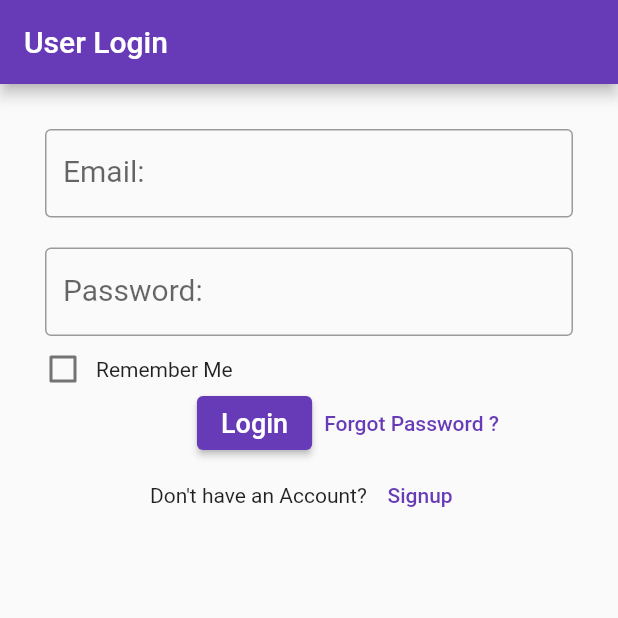
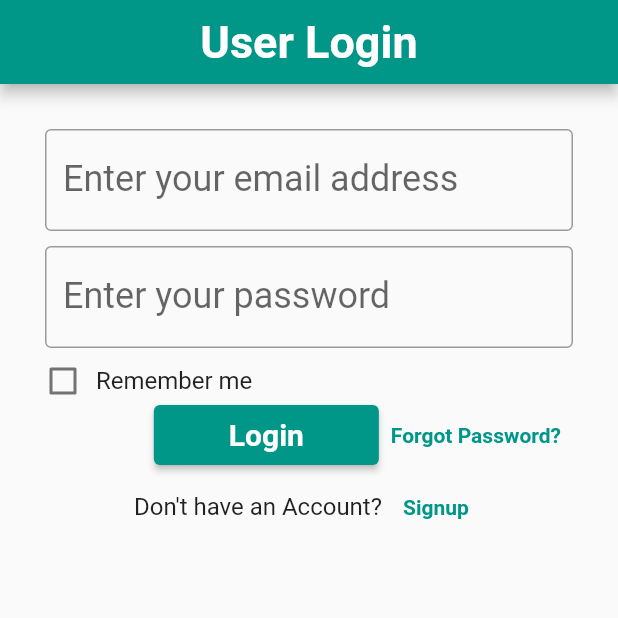
Before and after one commit to MuhammadBilalAkbar/flutter_secure_storage_plugin, a Flutter app: the screen it shows after launch, on a phone screen of 412 x 824 dp, the top half of it. Run offline on Flutter 3.47's test engine with Material 2 defaults, Android fonts, the light colour scheme and no system bars; our stand-ins replace firebase_auth, firebase_core, flutter_secure_storage; accounts and stored records are empty.

Commit message:
working accurately

```diff
--- /dev/null
+++ b/lib/check_status.dart
@@ -0,0 +1,41 @@
+import 'package:flutter/material.dart';
+import 'package:flutter_secure_storage/flutter_secure_storage.dart';
+
+import 'pages/login.dart';
+import 'pages/profile.dart';
+
+class CheckStatus extends StatefulWidget {
+  const CheckStatus({Key? key}) : super(key: key);
+
+  @override
+  CheckStatusState createState() => CheckStatusState();
+}
+
+class CheckStatusState extends State<CheckStatus> {
+  final storage = const FlutterSecureStorage();
+
+  Future<bool> checkLoginStatus() async {
+    final uid = await storage.read(key: 'uid');
+    debugPrint('CheckStatus => uid: $uid');
+    if (uid == null) {
+      debugPrint('CheckStatus => UID returned false');
+      return false;
+    }
+    debugPrint('CheckStatus => UID returned true');
+    return true;
+  }
+
+  @override
+  Widget build(BuildContext context) => FutureBuilder(
+        future: checkLoginStatus(),
+        builder: (context, snapshot) {
+          if (snapshot.data == false) {
+            return const Login();
+          }
+          if (snapshot.connectionState == ConnectionState.waiting) {
+            return const Center(child: CircularProgressIndicator());
+          }
+          return const Profile();
+        },
+      );
+}
--- a/lib/main.dart
+++ b/lib/main.dart
@@ -1,9 +1,7 @@
 import 'package:firebase_core/firebase_core.dart';
 import 'package:flutter/material.dart';
-import 'using_firebase/login.dart';
-import 'package:flutter_secure_storage/flutter_secure_storage.dart';
 
-import 'using_firebase/profile.dart';
+import 'check_status.dart';
 
 void main() {
   WidgetsFlutterBinding.ensureInitialized();
@@ -13,20 +11,11 @@ void main() {
 class MyApp extends StatelessWidget {
   MyApp({Key? key}) : super(key: key);
 
-  final _initialization = Firebase.initializeApp();
-  final _storage = const FlutterSecureStorage();
-
-  Future<bool> checkLoginStatus() async {
-    final value = await _storage.read(key: 'uid');
-    if (value == null) {
-      return false;
-    }
-    return true;
-  }
+  final initialization = Firebase.initializeApp();
 
   @override
   Widget build(BuildContext context) => FutureBuilder(
-        future: _initialization,
+        future: initialization,
         builder: (context, snapshot) {
           if (snapshot.hasError) {
             debugPrint('Something Went Wrong');
@@ -36,30 +25,39 @@ class MyApp extends StatelessWidget {
           }
           return MaterialApp(
             title: 'Flutter Firebase EMail Password Auth',
+            debugShowCheckedModeBanner: false,
             theme: ThemeData(
-              primarySwatch: Colors.deepPurple,
+              primarySwatch: Colors.teal,
+              textTheme: const TextTheme(
+                bodyMedium: TextStyle(fontSize: 16),
+                titleMedium: TextStyle(fontSize: 24),
+              ),
+              appBarTheme: const AppBarTheme(
+                centerTitle: true,
+                titleTextStyle: TextStyle(
+                  fontSize: 30,
+                  fontWeight: FontWeight.bold,
+                ),
+              ),
+              elevatedButtonTheme: ElevatedButtonThemeData(
+                style: ElevatedButton.styleFrom(
+                  minimumSize: const Size(150, 40),
+                  textStyle: const TextStyle(
+                    fontSize: 20,
+                    fontWeight: FontWeight.bold,
+                  ),
+                ),
+              ),
+              textButtonTheme: TextButtonThemeData(
+                style: ElevatedButton.styleFrom(
+                  textStyle: const TextStyle(
+                    fontSize: 14,
+                    fontWeight: FontWeight.bold,
+                  ),
+                ),
+              ),
             ),
-            debugShowCheckedModeBanner: false,
-
-            /// secure_storage_official
-            // home: const SecureStorageOfficial(),
-            home: FutureBuilder(
-              future: checkLoginStatus(),
-              builder: (context, snapshot) {
-                if (snapshot.data == false) {
-                  return const Login();
-                }
-                if (snapshot.connectionState == ConnectionState.waiting) {
-                  return Container(
-                    color: Colors.white,
-                    child: const Center(
-                      child: CircularProgressIndicator(),
-                    ),
-                  );
-                }
-                return const Profile();
-              },
-            ),
+            home: const CheckStatus(),
           );
         },
       );
--- /dev/null
+++ b/lib/pages/login.dart
@@ -0,0 +1,222 @@
+import 'package:flutter/material.dart';
+import 'package:flutter_secure_storage/flutter_secure_storage.dart';
+import 'package:firebase_auth/firebase_auth.dart';
+
+import 'forgot_password.dart';
+import 'profile.dart';
+import 'signup.dart';
+
+class Login extends StatefulWidget {
+  const Login({Key? key}) : super(key: key);
+
+  @override
+  State<Login> createState() => _LoginState();
+}
+
+class _LoginState extends State<Login> {
+  final formKey = GlobalKey<FormState>();
+  String userEmail = '';
+  String userPassword = '';
+  final emailController = TextEditingController(text: '');
+  final passwordController = TextEditingController(text: '');
+
+  final storage = const FlutterSecureStorage();
+
+  bool rememberMe = false;
+
+  @override
+  void initState() {
+    super.initState();
+    getUserDetail();
+  }
+
+  @override
+  void dispose() {
+    emailController.dispose();
+    passwordController.dispose();
+    super.dispose();
+  }
+
+  void getUserDetail() async {
+    final uid = await storage.read(key: 'uid');
+    final email = await storage.read(key: 'email');
+    final password = await storage.read(key: 'password');
+    debugPrint('Login => userId: $uid');
+    debugPrint('Login => userEmail: $email');
+    debugPrint('Login => userPassword: $password');
+    if (email != null && password != null) {
+      emailController.text = email;
+      passwordController.text = password;
+    }
+  }
+
+  userLogin() async {
+    try {
+      final userCredential = await FirebaseAuth.instance
+          .signInWithEmailAndPassword(email: userEmail, password: userPassword);
+      debugPrint('uid: ${userCredential.user?.uid}');
+      if (rememberMe) {
+        await storage.write(key: 'uid', value: userCredential.user?.uid);
+        await storage.write(key: 'email', value: userEmail);
+        await storage.write(key: 'password', value: userPassword);
+      }
+      if (!mounted) return;
+      Navigator.pushAndRemoveUntil(
+        context,
+        PageRouteBuilder(
+          pageBuilder: (context, _, __) => const Profile(),
+        ),
+        (route) => false,
+      );
+    } on FirebaseAuthException catch (e) {
+      if (e.code == 'user-not-found') {
+        debugPrint('No User Found for that Email');
+        ScaffoldMessenger.of(context).showSnackBar(
+          const SnackBar(
+            backgroundColor: Colors.orangeAccent,
+            content: Text(
+              'No User Found for that Email',
+              style: TextStyle(fontSize: 18.0, color: Colors.black),
+            ),
+          ),
+        );
+      } else if (e.code == 'wrong-password') {
+        debugPrint('Wrong Password Provided by User');
+        ScaffoldMessenger.of(context).showSnackBar(
+          const SnackBar(
+            backgroundColor: Colors.orangeAccent,
+            content: Text(
+              'Wrong Password Provided by User',
+              style: TextStyle(fontSize: 18.0, color: Colors.black),
+            ),
+          ),
+        );
+      }
+    }
+  }
+
+  @override
+  Widget build(BuildContext context) => Scaffold(
+        appBar: AppBar(
+          title: const Text('User Login'),
+        ),
+        body: Form(
+          key: formKey,
+          child: Padding(
+            padding: const EdgeInsets.all(30),
+            child: ListView(
+              children: [
+                TextFormField(
+                  controller: emailController,
+                  autofocus: false,
+                  decoration: const InputDecoration(
+                    labelText: 'Enter your email address',
+                    border: OutlineInputBorder(),
+                    errorStyle: TextStyle(
+                      color: Colors.redAccent,
+                      fontSize: 15,
+                    ),
+                  ),
+                  validator: (value) {
+                    if (value == null || value.isEmpty) {
+                      return 'Please Enter Email';
+                    } else if (!value.contains('@')) {
+                      return 'Please Enter Valid Email';
+                    }
+                    return null;
+                  },
+                ),
+                Container(
+                  margin: const EdgeInsets.symmetric(vertical: 10.0),
+                  child: TextFormField(
+                    controller: passwordController,
+                    autofocus: false,
+                    obscureText: true,
+                    decoration: const InputDecoration(
+                      labelText: 'Enter your password',
+                      border: OutlineInputBorder(),
+                      errorStyle:
+                          TextStyle(color: Colors.redAccent, fontSize: 15),
+                    ),
+                    validator: (value) {
+                      if (value == null || value.isEmpty) {
+                        return 'Please Enter Password';
+                      }
+                      return null;
+                    },
+                  ),
+                ),
+                Row(
+                  mainAxisAlignment: MainAxisAlignment.start,
+                  children: [
+                    SizedBox(
+                      height: 24.0,
+                      width: 24.0,
+                      child: Checkbox(
+                        value: rememberMe,
+                        onChanged: (value) {
+                          setState(() {
+                            rememberMe = value!;
+                          });
+                          debugPrint('rememberMe: $rememberMe');
+                        },
+                      ),
+                    ),
+                    const SizedBox(width: 10.0),
+                    const Text("Remember me")
+                  ],
+                ),
+                Row(
+                  mainAxisAlignment: MainAxisAlignment.end,
+                  children: [
+                    ElevatedButton(
+                      onPressed: () {
+                        if (formKey.currentState!.validate()) {
+                          setState(() {
+                            userEmail = emailController.text;
+                            userPassword = passwordController.text;
+                          });
+                          userLogin();
+                        }
+                      },
+                      child: const Text('Login'),
+                    ),
+                    TextButton(
+                      onPressed: () => {
+                        Navigator.pushAndRemoveUntil(
+                          context,
+                          PageRouteBuilder(
+                            pageBuilder: (context, _, __) =>
+                                const ForgotPassword(),
+                          ),
+                          (route) => false,
+                        ),
+                      },
+                      child: const Text('Forgot Password?'),
+                    ),
+                  ],
+                ),
+                Row(
+                  mainAxisAlignment: MainAxisAlignment.center,
+                  children: [
+                    const Text('Don\'t have an Account? '),
+                    TextButton(
+                      onPressed: () => {
+                        Navigator.pushAndRemoveUntil(
+                          context,
+                          PageRouteBuilder(
+                            pageBuilder: (context, _, __) => const Signup(),
+                          ),
+                          (route) => false,
+                        ),
+                      },
+                      child: const Text('Signup'),
+                    ),
+                  ],
+                )
+              ],
+            ),
+          ),
+        ),
+      );
+}
--- a/lib/using_firebase/login.dart
+++ /dev/null
@@ -1,226 +0,0 @@
-import 'package:flutter/material.dart';
-import 'package:firebase_auth/firebase_auth.dart';
-import 'package:flutter_secure_storage/flutter_secure_storage.dart';
-
-import 'profile.dart';
-import 'forgot_password.dart';
-import 'signup.dart';
-
-class Login extends StatefulWidget {
-  const Login({Key? key, this.email = '', this.password = ''})
-      : super(key: key);
-
-  final String email;
-  final String password;
-
-  @override
-  LoginState createState() => LoginState();
-}
-
-class LoginState extends State<Login> {
-  final _formKey = GlobalKey<FormState>();
-  String userEmail = '';
-  String userPassword = '';
-  late final TextEditingController emailController;
-  late final TextEditingController passwordController;
-
-  final _storage = const FlutterSecureStorage();
-
-  static bool _isChecked = false;
-
-  @override
-  void initState() {
-    super.initState();
-    emailController = TextEditingController(text: widget.email);
-    passwordController = TextEditingController(text: widget.password);
-    debugPrint('userEmail: $userEmail');
-    debugPrint('userPassword: $userPassword');
-    debugPrint('userEmail: ${widget.email}');
-    debugPrint('userPassword: ${widget.password}');
-  }
-
-  userLogin() async {
-    try {
-      final userCredential = await FirebaseAuth.instance
-          .signInWithEmailAndPassword(email: userEmail, password: userPassword);
-      debugPrint(userCredential.user?.uid);
-      if (_isChecked) {
-        await _storage.write(key: 'uid', value: userCredential.user?.uid);
-        await _storage.write(key: 'email', value: userEmail);
-        await _storage.write(key: 'password', value: userPassword);
-      }
-      if (!mounted) return;
-      Navigator.pushReplacement(
-        context,
-        MaterialPageRoute(
-          builder: (context) => const Profile(),
-        ),
-      );
-    } on FirebaseAuthException catch (e) {
-      if (e.code == 'user-not-found') {
-        debugPrint('No User Found for that Email');
-        ScaffoldMessenger.of(context).showSnackBar(
-          const SnackBar(
-            backgroundColor: Colors.orangeAccent,
-            content: Text(
-              'No User Found for that Email',
-              style: TextStyle(fontSize: 18.0, color: Colors.black),
-            ),
-          ),
-        );
-      } else if (e.code == 'wrong-password') {
-        debugPrint('Wrong Password Provided by User');
-        ScaffoldMessenger.of(context).showSnackBar(
-          const SnackBar(
-            backgroundColor: Colors.orangeAccent,
-            content: Text(
-              'Wrong Password Provided by User',
-              style: TextStyle(fontSize: 18.0, color: Colors.black),
-            ),
-          ),
-        );
-      }
-    }
-  }
-
-  @override
-  void dispose() {
-    emailController.dispose();
-    passwordController.dispose();
-    super.dispose();
-  }
-
-  @override
-  Widget build(BuildContext context) => Scaffold(
-        appBar: AppBar(
-          title: const Text('User Login'),
-        ),
-        body: Form(
-          key: _formKey,
-          child: Padding(
-            padding: const EdgeInsets.symmetric(vertical: 20, horizontal: 30),
-            child: ListView(
-              children: [
-                Container(
-                  margin: const EdgeInsets.symmetric(vertical: 10.0),
-                  child: TextFormField(
-                    controller: emailController,
-                    // initialValue: widget.email,
-                    autofocus: false,
-                    decoration: const InputDecoration(
-                      labelText: 'Email: ',
-                      labelStyle: TextStyle(fontSize: 20.0),
-                      border: OutlineInputBorder(),
-                      errorStyle:
-                          TextStyle(color: Colors.redAccent, fontSize: 15),
-                    ),
-                    validator: (value) {
-                      if (value == null || value.isEmpty) {
-                        return 'Please Enter Email';
-                      } else if (!value.contains('@')) {
-                        return 'Please Enter Valid Email';
-                      }
-                      return null;
-                    },
-                  ),
-                ),
-                Container(
-                  margin: const EdgeInsets.symmetric(vertical: 10.0),
-                  child: TextFormField(
-                    controller: passwordController,
-                    // initialValue: widget.password,
-                    autofocus: false,
-                    obscureText: true,
-                    decoration: const InputDecoration(
-                      labelText: 'Password: ',
-                      labelStyle: TextStyle(fontSize: 20.0),
-                      border: OutlineInputBorder(),
-                      errorStyle:
-                          TextStyle(color: Colors.redAccent, fontSize: 15),
-                    ),
-                    validator: (value) {
-                      if (value == null || value.isEmpty) {
-                        return 'Please Enter Password';
-                      }
-                      return null;
-                    },
-                  ),
-                ),
-                Row(mainAxisAlignment: MainAxisAlignment.start, children: [
-                  SizedBox(
-                      height: 24.0,
-                      width: 24.0,
-                      child: Checkbox(
-                        value: _isChecked,
-                        onChanged: (value) {
-                          setState(() {
-                            _isChecked = value!;
-                          });
-                          debugPrint("Handle Remember Me");
-                          debugPrint('isChecked: $_isChecked');
-                        },
-                      )),
-                  const SizedBox(width: 10.0),
-                  const Text("Remember Me")
-                ]),
-                Container(
-                  margin: const EdgeInsets.only(left: 60.0),
-                  child: Row(
-                    mainAxisAlignment: MainAxisAlignment.center,
-                    children: [
-                      ElevatedButton(
-                        onPressed: () {
-                          if (_formKey.currentState!.validate()) {
-                            setState(() {
-                              userEmail = emailController.text;
-                              userPassword = passwordController.text;
-                            });
-                            userLogin();
-                          }
-                        },
-                        child: const Text(
-                          'Login',
-                          style: TextStyle(fontSize: 18.0),
-                        ),
-                      ),
-                      TextButton(
-                        onPressed: () => {
-                          Navigator.push(
-                            context,
-                            MaterialPageRoute(
-                              builder: (context) => const ForgotPassword(),
-                            ),
-                          )
-                        },
-                        child: const Text(
-                          'Forgot Password ?',
-                          style: TextStyle(fontSize: 14.0),
-                        ),
-                      ),
-                    ],
-                  ),
-                ),
-                Row(
-                  mainAxisAlignment: MainAxisAlignment.center,
-                  children: [
-                    const Text('Don\'t have an Account? '),
-                    TextButton(
-                      onPressed: () => {
-                        Navigator.pushAndRemoveUntil(
-                            context,
-                            PageRouteBuilder(
-                              pageBuilder: (context, a, b) => const Signup(),
-                              transitionDuration: const Duration(seconds: 0),
-                            ),
-                            (route) => false)
-                      },
-                      child: const Text('Signup'),
-                    ),
-                  ],
-                )
-              ],
-            ),
-          ),
-        ),
-      );
-}
```
Also changed, not shown: lib/pages/forgot_password.dart (renamed from lib/using_firebase/forgot_password.dart, +26 -32 lines), lib/pages/profile.dart (renamed from lib/using_firebase/profile.dart, +26 -32 lines), lib/pages/signup.dart (renamed from lib/using_firebase/signup.dart, +26 -37 lines).
